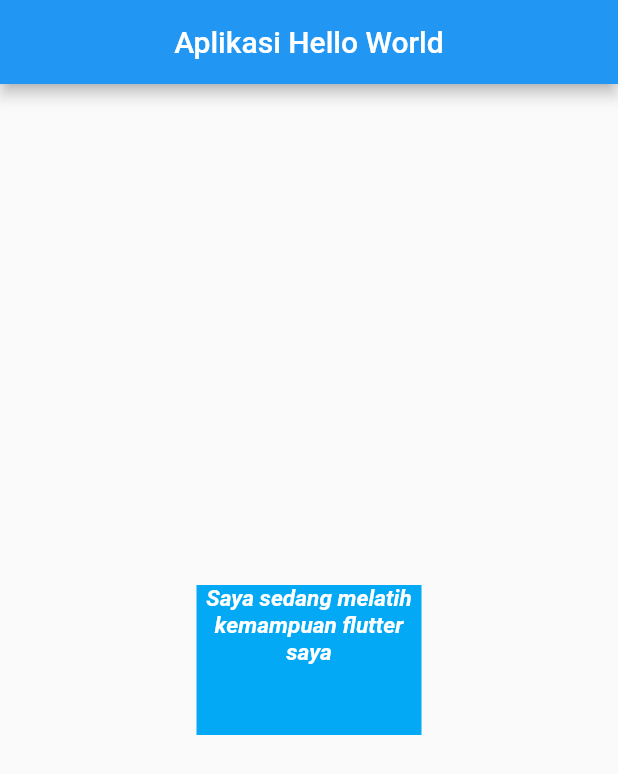
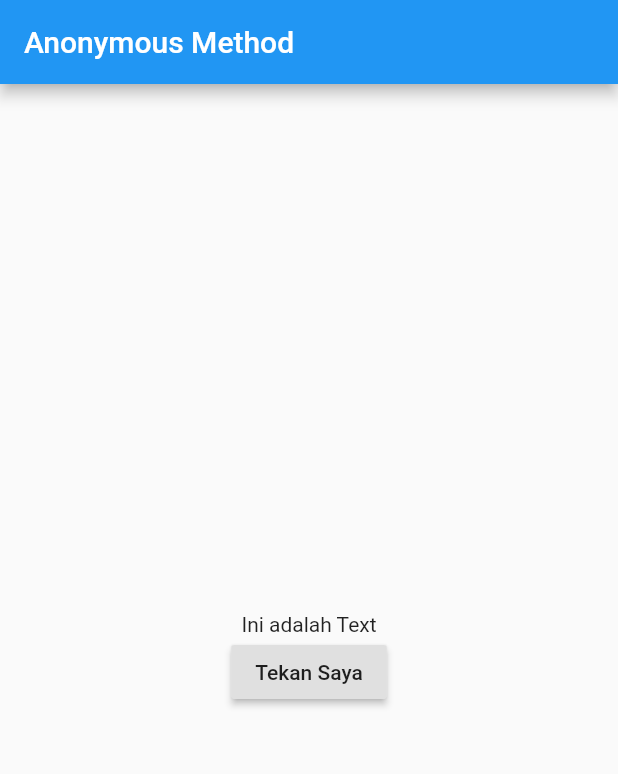
Before and after one commit to yosadade/fundamentals_flutter, a Flutter app: the screen it shows after launch, on a phone screen of 412 x 824 dp. Shown: the top 774 px of the screen. Run offline on Flutter 3.47's test engine with Material 2 defaults, Android fonts, the phone set to English and light mode, and no system bars.

Commit message:
statefull, stateles, anonym func

```diff
--- /dev/null
+++ b/lib/anonymous_method.dart
@@ -0,0 +1,40 @@
+import 'package:flutter/material.dart';
+
+// anonymous method adalah method yang tidak memiliki nama
+
+class Anonymous extends StatefulWidget {
+  @override
+  _AnonymousState createState() => _AnonymousState();
+}
+
+class _AnonymousState extends State<Anonymous> {
+  String message = "Ini adalah Text";
+
+  void tombolDitekan() {
+    setState(() {
+      message = "Tombol sudah ditekan";
+    });
+  }
+
+  @override
+  Widget build(BuildContext context) {
+    return MaterialApp(
+        home: Scaffold(
+      appBar: AppBar(
+        title: Text("Anonymous Method"),
+      ),
+      body: Center(
+        child: Column(
+          mainAxisAlignment: MainAxisAlignment.center,
+          children: <Widget>[
+            Text(message),
+            RaisedButton(
+              child: Text("Tekan Saya"),
+              onPressed: tombolDitekan,
+              )
+          ],
+        ),
+      ),
+    ));
+  }
+}
--- a/lib/main.dart
+++ b/lib/main.dart
@@ -1,30 +1,83 @@
+import 'package:aplikasi_helloworld/anonymous_method.dart';
 import 'package:flutter/material.dart';
 
 void main() {
-  runApp(MyApp());
+  runApp(Anonymous());
 }
 
-class MyApp extends StatelessWidget {
-  @override
-  Widget build(BuildContext context) {
-    return MaterialApp(
-      home: Scaffold(
-        appBar: AppBar(
-          title: Center(child: Text("Aplikasi Hello World")),
-        ),
-        body: Center(
-            child: Container(
-                color: Colors.lightBlue,
-                width: 150,
-                height: 100,
-                child: Text("Saya sedang melatih kemampuan flutter saya",
-                    textAlign: TextAlign.center,
-                    style: TextStyle(
-                        color: Colors.white,
-                        fontStyle: FontStyle.italic,
-                        fontWeight: FontWeight.bold,
-                        fontSize: 15)))),
-      ),
-    );
-  }
-}
+// class MyApp extends StatelessWidget {
+//   @override
+//   Widget build(BuildContext context) {
+//     return MaterialApp(
+//       home: Scaffold(
+//         appBar: AppBar(
+//           title: Center(child: Text("Aplikasi Hello World")),
+//         ),
+//         body: Center(
+//             child: Container(
+//                 color: Colors.lightBlue,
+//                 width: 150,
+//                 height: 100,
+//                 child: Text("Saya sedang melatih kemampuan flutter saya",
+//                     textAlign: TextAlign.center,
+//                     style: TextStyle(
+//                         color: Colors.white,
+//                         fontStyle: FontStyle.italic,
+//                         fontWeight: FontWeight.bold,
+//                         fontSize: 15)))),
+//       ),
+//     );
+//   }
+// }
+
+// class RowAndColumn extends StatelessWidget {
+//   @override
+//   Widget build(BuildContext context) {
+//     return MaterialApp(
+//       home: Scaffold(
+//         appBar: AppBar( title: Text("Latihan Row Dan Column")),
+//         body: Column(
+//           mainAxisAlignment: MainAxisAlignment.center,
+//           crossAxisAlignment: CrossAxisAlignment.start,
+//           children: <Widget> [
+//             Text("Text 1"),
+//             Text("Text 2"),
+//             Text("Text 3"),
+//             Row(children: [
+//               Text("Text 4"),
+//               Text("Text 5"),
+//               Text("Text 6"),
+//             ],)
+//           ],
+//         )
+//       )
+//     );
+//   }
+// }
+
+// class Contain extends StatelessWidget {
+//   @override
+//   Widget build(BuildContext context) {
+//     return MaterialApp(
+//       home: Scaffold(
+//         appBar: AppBar(
+//           title: Text("Latihan Container"),
+//         ),
+//         body: Container(
+//           color: Colors.red,
+//           margin: EdgeInsets.fromLTRB(10, 15, 20, 25),
+//           padding: EdgeInsets.all(10),
+//           child: Container(
+//             margin: EdgeInsets.all(10),
+//             decoration: BoxDecoration(
+//                 borderRadius: BorderRadius.circular(30),
+//                 gradient: LinearGradient(
+//                     begin: Alignment.topLeft,
+//                     end: Alignment.bottomRight,
+//                     colors: <Color>[Colors.amber, Colors.blue])),
+//           ),
+//         ),
+//       ),
+//     );
+//   }
+// }
--- /dev/null
+++ b/lib/statefull_widget.dart
@@ -0,0 +1,37 @@
+import 'package:flutter/material.dart';
+
+// Widget Stateless / widget yang tidak memiliki state dan bersifat statis
+// Widget Statefull / widget yang memiliki state dan bersifat dinamis
+
+class Statefull extends StatefulWidget {
+
+  @override
+  _StatefullState createState() => _StatefullState();
+}
+
+class _StatefullState extends State<Statefull> {
+  int number = 0;
+
+  void tekanTombol() {
+   setState(() {
+     number = number + 1;
+   });
+  }
+
+  @override
+  Widget build(BuildContext context) {
+    return MaterialApp(
+      home: Scaffold(
+          appBar: AppBar(
+            title: Text("Statefull Widget Demo"),
+          ),
+          body: Center(
+            child: Column(children: <Widget>[
+              Text(number.toString(), style: TextStyle(fontSize: 10 + number.toDouble()),),
+              RaisedButton(
+                  child: Text("Tambah Bilangan"), onPressed: tekanTombol)
+            ]),
+          )),
+    );
+  }
+}
```
